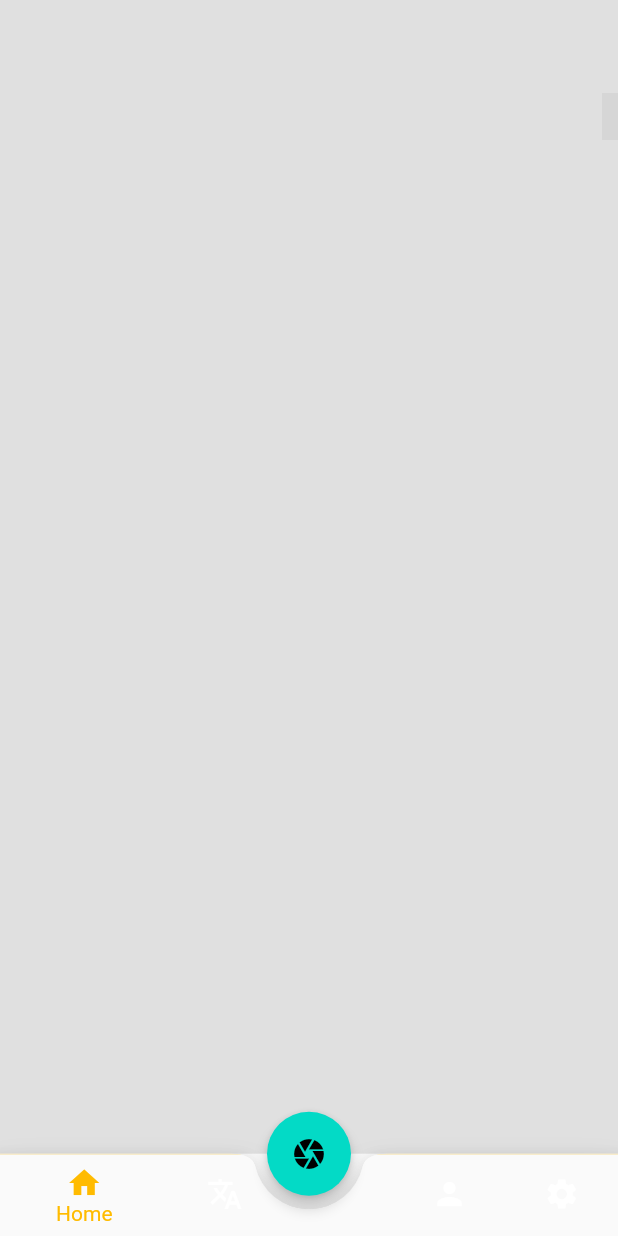
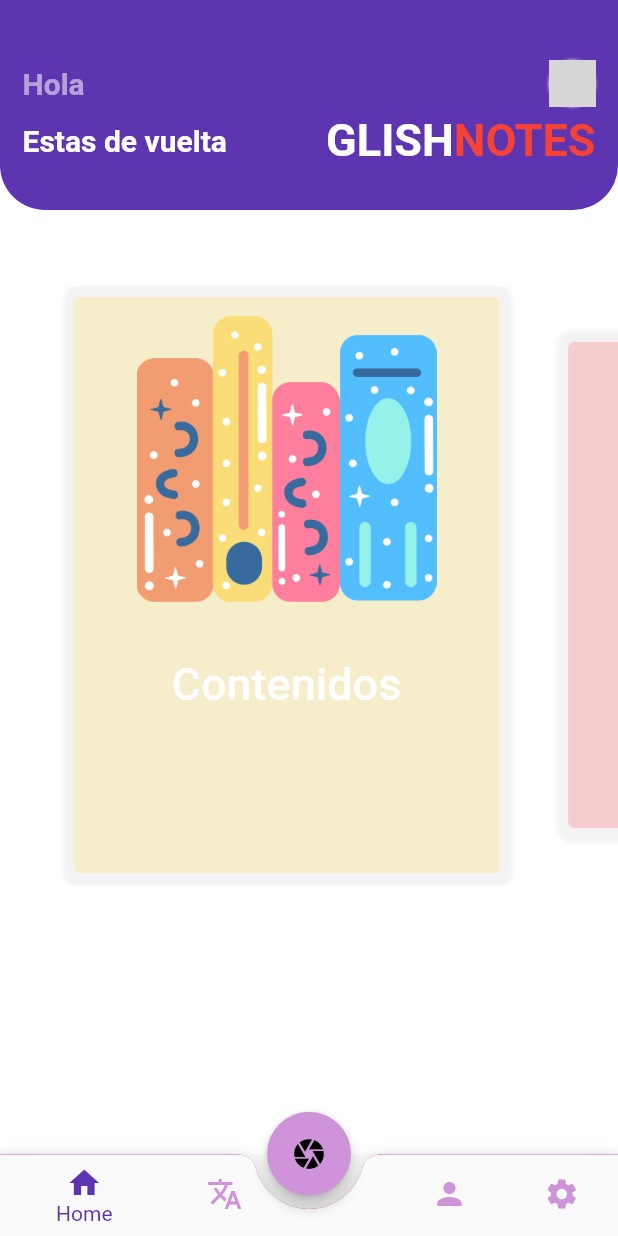
Before and after one commit to Lio10jr/glishNote, a Flutter app: the screen it shows once a user with an empty profile is signed in, on a phone screen of 412 x 824 dp. Run offline on Flutter 3.47's test engine with Material 2 defaults, Android fonts, the phone set to English and light mode, and no system bars; our stand-ins replace email_validator, firebase_auth, firebase_core, firebase_database, firebase_storage, flutter_keyboard_visibility and 4 more; missing offline and left inert: flutter_facebook_auth, google_ml_kit, list_tile_switch, translator; accounts and stored records are empty; network calls fail; Roboto replaces fonts that are missing (Grenze); grey boxes are pictures that could not be loaded.

Commit message:
Rediseño de la pagina de inicio

```diff
--- a/lib/Home.dart
+++ b/lib/Home.dart
@@ -1,5 +1,5 @@
 import 'package:fastenglish/all_pages_view.dart';
-import 'package:fastenglish/pages/ContentRecent.dart';
+import 'package:fastenglish/consts/colors.dart';
 import 'package:flutter/material.dart';
 import 'all_app_bar.dart';
 
@@ -17,51 +17,13 @@ class stateHomePageSession extends State<PrincipalSession> {
   @override
   Widget build(BuildContext context) {
     return Scaffold(
-      backgroundColor: Theme.of(context).colorScheme.background,
-      body: Stack(
-        alignment: Alignment.center,
-        children: <Widget>[
-          Positioned(
-            top: 60,
-            child: todoAppBarLog(),
-          ),
-          Positioned(
-            top: 175,
-            child: ContentRecent(),
-          ),
-          const Positioned(
-            bottom: 40,
-            child: AllPageView(),
-          )
+      backgroundColor: ColorsConsts.white,
+      body: Column(
+        children: [
+          todoAppBarLog(),
+          const AllPageView()
         ],
       ),
     );
   }
 }
-
-/*
-Login
-class logHome extends StatelessWidget {
-  logHome({Key? key}) : super(key: key);
-
-  @override
-  Widget build(BuildContext context) => testWidget;
-
-  Widget testWidget =  MediaQuery(
-    data:  const MediaQueryData(),
-    child:  MaterialApp(
-        home: Scaffold(
-          body: StreamBuilder<User?>(
-            stream: FirebaseAuth.instance.authStateChanges(),
-            builder: (context, snapshot){
-              if(snapshot.hasData) {
-                return const PrincipalSession();
-              }else{
-                return login();
-              }
-            },
-          ),
-        )
-    ),
-  );
-}*/
--- a/lib/all_app_bar.dart
+++ b/lib/all_app_bar.dart
@@ -10,10 +10,10 @@ class todoAppBarLog extends StatefulWidget {
 class todoAppBarLogState extends State<todoAppBarLog> {
   final user = FirebaseAuth.instance.currentUser!;
   late ScrollController _scrollController;
-  String? _uid;
-  String? _name;
-  String? _email;
-  String? _userUrlImage;
+  String? uid;
+  String? name;
+  String? email;
+  String? userUrlImage;
 
   @override
   void initState() {
@@ -30,12 +30,11 @@ class todoAppBarLogState extends State<todoAppBarLog> {
         await FirebaseDatabase.instance.ref().child("Users").get();
     setState(() {
       for (DataSnapshot sn in userDoc.children) {
-        print(sn.child('Email').value);
         if (user.email == sn.child('Email').value) {
-          _uid = sn.key.toString();
-          _email = sn.child('Email').value.toString();
-          _name = sn.child('UserName').value.toString();
-          _userUrlImage = sn.child('ImagenUrl').value.toString();
+          uid = sn.key.toString();
+          email = sn.child('Email').value.toString();
+          name = sn.child('UserName').value.toString();
+          userUrlImage = sn.child('ImagenUrl').value.toString();
         }
       }
     });
@@ -44,32 +43,36 @@ class todoAppBarLogState extends State<todoAppBarLog> {
   @override
   Widget build(BuildContext context) {
     return Container(
-      width: MediaQuery.of(context).size.width,
-      height: MediaQuery.of(context).size.width * 0.50,
-      padding: const EdgeInsets.symmetric(horizontal: 16),
-      decoration: BoxDecoration(color: Theme.of(context).colorScheme.primary),
+      decoration: const BoxDecoration(
+        color: Color(0xFF5E35B1),
+        borderRadius: BorderRadius.vertical(bottom: Radius.circular(30.0)),
+      ),
+      margin: const EdgeInsets.only(bottom: 50),
+      height: 140.0,
+      padding: const EdgeInsets.only(top: 40, left: 15, right: 15),
       child: Column(
         children: [
           Row(
             mainAxisAlignment: MainAxisAlignment.spaceBetween,
             children: [
               Row(
-                mainAxisAlignment: MainAxisAlignment.start,
+                mainAxisAlignment: MainAxisAlignment.end,
                 children: [
                   const Text(
-                    "GLISH",
+                    "Hola ",
                     style: TextStyle(
-                        fontSize: 30,
+                      fontSize: 20,
                       fontFamily: 'Grenze',
                       fontWeight: FontWeight.bold,
-                        color: Colors.orange),
+                      color: Colors.white54,
+                    ),
                   ),
                   Text(
-                    "NOTES",
-                    style: TextStyle(
-                        fontSize: 30,
+                    name ?? '',
+                    style: const TextStyle(
+                        fontSize: 20,
                         fontWeight: FontWeight.bold,
-                        color: Colors.redAccent.shade700),
+                        color: Colors.white),
                   ),
                 ],
               ),
@@ -83,7 +86,7 @@ class todoAppBarLogState extends State<todoAppBarLog> {
                   shape: BoxShape.circle,
                   image: DecorationImage(
                     fit: BoxFit.fill,
-                    image: NetworkImage(_userUrlImage ??
+                    image: NetworkImage(userUrlImage ??
                         'https://encrypted-tbn0.gstatic.com/images?q=tbn:ANd9GcSEpWWQrAJpIR6Xy7FhzhCT00vzSmT7xw9S2Q&usqp=CAU'),
                   ),
                 ),
@@ -91,26 +94,42 @@ class todoAppBarLogState extends State<todoAppBarLog> {
             ],
           ),
           const SizedBox(
-            height: 30,
+            height: 5,
+          ),
+          const Row(
+            mainAxisAlignment: MainAxisAlignment.spaceBetween,
+            children: [
+              Text(
+                "Estas de vuelta",
+                textAlign: TextAlign.left,
+                style: TextStyle(
+                  fontSize: 20,
+                  fontFamily: 'Grenze',
+                  fontWeight: FontWeight.bold,
+                  color: Colors.white,
+                ),
               ),
               Row(
-            mainAxisAlignment: MainAxisAlignment.end,
                 children: [
-              const Text(
-                "Hi, ",
+                  Text(
+                    "GLISH",
                     style: TextStyle(
-                  fontSize: 15,
+                      fontSize: 30,
                       fontFamily: 'Grenze',
                       fontWeight: FontWeight.bold,
+                      color: Colors.white,
                     ),
                   ),
                   Text(
-                _name ?? '',
-                style: const TextStyle(
-                    fontSize: 15,
+                    "NOTES",
+                    style: TextStyle(
+                      fontSize: 30,
                       fontWeight: FontWeight.bold,
-                    color: Color.fromARGB(255, 255, 187, 0)),
+                      color: Color(0xFFF44336),
                     ),
+                  ),
+                ],
+              )
             ],
           ),
         ],
--- a/lib/all_pages_view.dart
+++ b/lib/all_pages_view.dart
@@ -16,8 +16,7 @@ class _StateAllPageView extends State<AllPageView> {
   @override
   Widget build(BuildContext context) {
     return SizedBox(
-      height: 300,
-      width: MediaQuery.of(context).size.width,
+      height: 400,
       child: PageView(
         controller: PageController(
           viewportFraction: 0.8,
@@ -28,15 +27,21 @@ class _StateAllPageView extends State<AllPageView> {
           });
         },
         children: [
-          animatedPaddingPage(context, "TEMAS", const Grammar(), 0),
-          animatedPaddingPage(context, "VOCABULARIO", const vocabulary(), 1),
-          animatedPaddingPage(context, "VERBOS", const verbs(), 2),
+          animatedPaddingPage(context, "Contenidos", const Grammar(), 0,
+              Color(0x49FFD640), "contenido.png"),
+          animatedPaddingPage(context, "Vocabulario", const vocabulary(), 1,
+              Color(0x4EFF5252), "vocabulario.png"),
+          animatedPaddingPage(context, "Verbos", const verbs(), 2,
+              const Color.fromARGB(77, 68, 137, 255), "verbos.png"),
+          animatedPaddingPage(context, "Notas", const verbs(), 3,
+              Color(0x4B69F0AF), "notas.png"),
         ],
       ),
     );
   }
 
-  AnimatedPadding animatedPaddingPage(BuildContext context, String title, Widget pag, int num) {
+  AnimatedPadding animatedPaddingPage(BuildContext context, String title,
+      Widget pag, int num, Color color, String img) {
     return AnimatedPadding(
       duration: const Duration(milliseconds: 200),
       padding: _currentPage == num
@@ -48,26 +53,32 @@ class _StateAllPageView extends State<AllPageView> {
           child: Container(
             width: 20,
             margin: const EdgeInsets.only(
-                  right: 50,
+              right: 30,
             ),
             decoration: BoxDecoration(
-                  color: Theme.of(context).colorScheme.primary,
               borderRadius: BorderRadius.circular(10),
+              boxShadow: const [
+                BoxShadow(
+                  color: Color.fromARGB(179, 233, 233, 233), // Color de la sombra
+                  offset: Offset(1, 1), // Desplazamiento en X e Y
+                  blurRadius: 2, // Radio de difuminación
+                )
+              ],
             ),
             child: Padding(
               padding: const EdgeInsets.all(8.0),
               child: SizedBox(
-                      width: MediaQuery.of(context).size.width,
                   child: TextButton(
-                          style: ButtonStyle(backgroundColor: MaterialStateProperty.all(Colors.orange.shade900),
+                      style: ButtonStyle(
+                        backgroundColor:
+                            MaterialStateProperty.all(color),
                         overlayColor: MaterialStateProperty.resolveWith<Color?>(
                             (Set<MaterialState> states) {
                           if (states.contains(MaterialState.focused)) {
                             return Colors.red;
                           }
                           return null; // Defer to the widget's default.
-                                }
-                            ),
+                        }),
                       ),
                       onPressed: () {
                         Navigator.push(context,
@@ -75,28 +86,26 @@ class _StateAllPageView extends State<AllPageView> {
                       },
                       child: Column(
                         children: [
-                              Container(
-                                color: Colors.white,
-                                height: 175,
-                                width: MediaQuery.of(context).size.width,
+                          SizedBox(
+                            height: 200,
+                            child: Image.asset('assets/$img'),
+                            /* width: MediaQuery.of(context).size.width */
                           ),
                           SizedBox(
-                                height: 25,
-                                width: MediaQuery.of(context).size.width,
+                            height: 100,
+                            /* width: MediaQuery.of(context).size.width, */
                             child: Center(
-                                  child: Text(title,
-                                    style: const TextStyle(
+                              child: Text(
+                                title,
+                                style: TextStyle(
                                   color: Colors.white,
-                                        fontSize: 20,
+                                  fontSize: 30,
                                 ),
                               ),
                             ),
                           ),
                         ],
-                          )
-                      )
-
-                  ),
+                      ))),
             ),
           )),
     );
--- a/lib/pages/bottom_bar.dart
+++ b/lib/pages/bottom_bar.dart
@@ -1,4 +1,5 @@
 import 'package:fastenglish/Home.dart';
+import 'package:fastenglish/consts/colors.dart';
 import 'package:fastenglish/pages/Camera.dart';
 import 'package:fastenglish/pages/Configuracion.dart';
 import 'package:fastenglish/pages/UserInfo.dart';
@@ -51,14 +52,14 @@ class _BottomBarScreenState extends State<BottomBarScreen> {
           shape: const CircularNotchedRectangle(),
           notchMargin: 0.01,
           clipBehavior: Clip.antiAlias,
-          child: Container(
+          child: SizedBox(
             height: kBottomNavigationBarHeight * 0.98,
             child: Container(
-              decoration: const BoxDecoration(
-                color: Colors.white,
+              decoration: BoxDecoration(
+                color: Color.fromARGB(255, 209, 35, 145),
                 border: Border(
                   top: BorderSide(
-                    color: Color.fromARGB(255, 255, 187, 0),
+                    color: ColorsConsts.cartBadgeColor,
                     width: 0.5,
                   )
                 )
@@ -66,8 +67,8 @@ class _BottomBarScreenState extends State<BottomBarScreen> {
               child: BottomNavigationBar(
                 onTap: _selectPage,
                   backgroundColor: Theme.of(context).primaryColor,
-                //unselectedItemColor: Theme.of(context).textSelectionColor,
-                selectedItemColor: const Color.fromARGB(255, 255, 187, 0),
+                unselectedItemColor: ColorsConsts.endColor,
+                selectedItemColor: ColorsConsts.cartColor,
                 currentIndex: _selectedPageIndex,
                 items: const [
                   BottomNavigationBarItem(
@@ -102,7 +103,8 @@ class _BottomBarScreenState extends State<BottomBarScreen> {
         padding: const EdgeInsets.all(8.9),
         child: FloatingActionButton(
           hoverElevation: 10,
-          splashColor: const Color.fromARGB(255, 255, 187, 0),
+          splashColor: Color.fromARGB(255, 29, 12, 138),
+          backgroundColor: ColorsConsts.endColor,
           tooltip: 'Camera',
           elevation: 4,
           child: const Icon(Icons.camera),
--- a/lib/pages/login.dart
+++ b/lib/pages/login.dart
@@ -20,8 +20,8 @@ class _StateLogin extends State<login> {
   static const _backgroundColor = Color.fromARGB(197, 255, 255, 255);
 
   static const _colors = [
-    Color.fromARGB(104, 247, 6, 155),
-    Color.fromARGB(97, 58, 61, 245),
+    Color(0x68F7069B),
+    Color(0x603A3DF5),
   ];
 
   static const _durations = [
--- a/lib/pages/verificarEmailPage.dart
+++ b/lib/pages/verificarEmailPage.dart
@@ -1,5 +1,4 @@
 import 'dart:async';
-import 'dart:ui';
 import 'package:fastenglish/pages/bottom_bar.dart';
 import 'package:firebase_auth/firebase_auth.dart';
 import 'package:flutter/material.dart';
--- a/pubspec.yaml
+++ b/pubspec.yaml
@@ -84,10 +84,7 @@ flutter:
 
   # To add assets to your application, add an assets section, like this:
   assets:
-    - assets/verbsList.json
-    - assets/contenidoTopic.json
-    - assets/fondoDefecto.jpg
-    - assets/usuarioDefecto.jpg
+    - assets/
   #   - images/a_dot_ham.jpeg
 
   # An image asset can refer to one or more resolution-specific "variants", see
```
Also changed, not shown: lib/consts/background.dart (added, +19 -0 lines), lib/consts/colorProvider.dart (added, +22 -0 lines), assets/contenido.png (added), assets/notas.png (added), assets/verbos.png (added), assets/vocabulario.png (added). Lines whose indentation alone changed are shown as unchanged.
